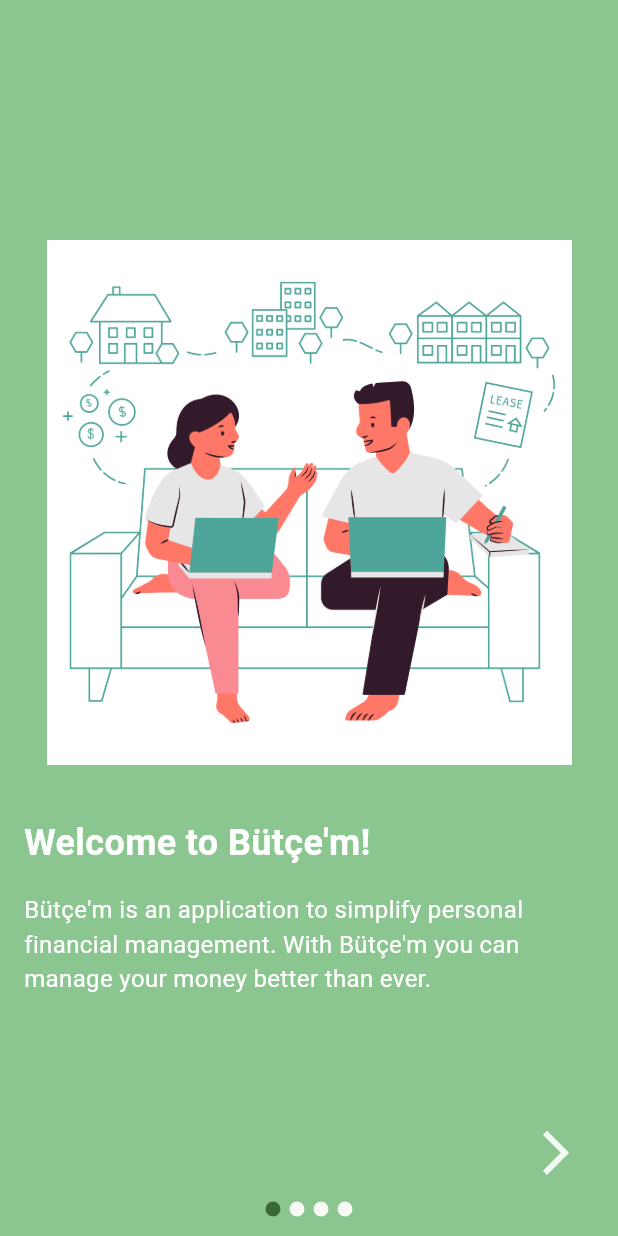
After one commit to Keremovsky/F-34, a Flutter app: the OnboardingScreen screen opened directly, on a phone screen of 412 x 824 dp. The commit adds this screen. Run offline on Flutter 3.47's test engine with Material 2 defaults, Android fonts, the phone set to English and light mode, and no system bars; drawn by our look-alikes of card_swiper; our stand-ins replace cloud_firestore, firebase_auth, firebase_core, firebase_storage, flutter_riverpod, flutter_screenutil and 6 more; missing offline and left inert: dart:ffi; accounts and stored records are empty.

Commit message:
added onboarding screen

```diff
--- a/lib/features/auth/screens/sign_up_screen.dart
+++ b/lib/features/auth/screens/sign_up_screen.dart
@@ -1,9 +1,9 @@
 import 'package:bootcamp_flutter/core/constants/constants.dart';
+import 'package:bootcamp_flutter/features/auth/controller/auth_controller.dart';
+import 'package:bootcamp_flutter/themes/palette.dart';
 import 'package:flutter/material.dart';
-import 'package:bootcamp_flutter/themes/palette.dart';
+import 'package:flutter_riverpod/flutter_riverpod.dart';
 import 'package:flutter_screenutil/flutter_screenutil.dart';
-import 'package:bootcamp_flutter/features/auth/controller/auth_controller.dart';
-import 'package:flutter_riverpod/flutter_riverpod.dart';
 import 'package:form_field_validator/form_field_validator.dart';
 
 class SignUpScreen extends ConsumerStatefulWidget {
@@ -169,6 +169,7 @@ class _SignUpScreen extends ConsumerState<SignUpScreen> {
                     ),
                     const SizedBox(height: 92),
                     const SizedBox(height: 50),
+                    Container(
                       width: MediaQuery.of(context).size.height.w,
                       child: ElevatedButton(
                         onPressed: () async {
--- a/lib/features/home/automated_actions_screen.dart
+++ b/lib/features/home/new_auto_action_screen.dart
@@ -31,18 +31,7 @@ class __AutomatedActionsScreenStateState extends State<AutomatedActionsScreen> {
             mainAxisAlignment: MainAxisAlignment.center,
             crossAxisAlignment: CrossAxisAlignment.center,
             children: [
-              SizedBox(height: 90,),
-              Container(
-                child: Text(
-                  'Automated Actions',
-                  style: TextStyle(
-                    color: Palette.buttonText,
-                    fontSize: 35,
-                    fontWeight: FontWeight.bold,
-                  ),
-                ),
-              ),
-              SizedBox(height: 65,),
+              SizedBox(height: 120,),
               Container(
                 height: 62,
                 child: TextFormField(
@@ -58,6 +47,24 @@ class __AutomatedActionsScreenStateState extends State<AutomatedActionsScreen> {
                     filled: true,
                   ),
                   onSaved: (value) => amount = value as Double?,
+                ),
+              ),
+              SizedBox(height: 20,),
+              Container(
+                height: 62,
+                child: TextFormField(
+                  keyboardType: TextInputType.text,
+                  decoration: InputDecoration(
+                    border: InputBorder.none,
+                    labelText: "Description",
+                    labelStyle: TextStyle(
+                      color: Palette.textFieldText,
+                      fontSize: 20,
+                    ),
+                    fillColor: Palette.textFieldBackground,
+                    filled: true,
+                  ),
+                  onSaved: (value) => description = value,
                 ),
               ),
               SizedBox(height: 20,),
@@ -104,24 +111,6 @@ class __AutomatedActionsScreenStateState extends State<AutomatedActionsScreen> {
                     : action == 'income'
                         ? incomeOption()
                         : nullOption(),
-              ),
-              SizedBox(height: 20,),
-              Container(
-                height: 62,
-                child: TextFormField(
-                  keyboardType: TextInputType.text,
-                  decoration: InputDecoration(
-                    border: InputBorder.none,
-                    labelText: "Description",
-                    labelStyle: TextStyle(
-                      color: Palette.textFieldText,
-                      fontSize: 20,
-                    ),
-                    fillColor: Palette.textFieldBackground,
-                    filled: true,
-                  ),
-                  onSaved: (value) => description = value,
-                ),
               ),
               SizedBox(height: 20,),
               Container(
--- /dev/null
+++ b/lib/features/home/onboarding_screen.dart
@@ -0,0 +1,269 @@
+import 'package:bootcamp_flutter/features/home/home_screen.dart';
+import 'package:bootcamp_flutter/themes/palette.dart';
+import 'package:card_swiper/card_swiper.dart';
+import 'package:flutter/material.dart';
+
+class OnboardingScreen extends StatefulWidget {
+  @override
+  _OnboardingScreenState createState() => _OnboardingScreenState();
+}
+
+class _OnboardingScreenState extends State<OnboardingScreen> {
+  final List<Slide> slides = [
+    Slide(
+      backgroundImageUrl: 'assets/images/background.png',
+      imageUrl: 'assets/images/slide1_image.png',
+      title: "Welcome to Bütçe'm!",
+      description: "Bütçe'm is an application to simplify personal financial management. With Bütçe'm you can manage your money better than ever.",
+    ),
+    Slide(
+      backgroundImageUrl: 'assets/images/background.png',
+      imageUrl: 'assets/images/slide2_image.png',
+      title: "What can you do?",
+      description: "Using Bütçe'm, you can control your budget, save money and finally reach your financial aim.",
+    ),
+    Slide(
+      backgroundImageUrl: 'assets/images/background.png',
+      imageUrl: 'assets/images/slide3_image.png',
+      title: 'For who?',
+      description: "This application, which is suitable to use for everyone, is also an excellent option for those who are new to financial management.",
+    ),
+    Slide(
+      backgroundImageUrl: 'assets/images/background.png',
+      imageUrl: 'assets/images/slide4_image.png',
+      title: 'Are you ready to start?',
+      description: "Welcome to Bütçe'm! Follow your incomes and outcomes to complete your financial aims now.",
+    ),
+  ];
+
+  SwiperController controller = SwiperController();
+  int currentIndex = 0;
+
+  @override
+  void dispose() {
+    controller.dispose();
+    super.dispose();
+  }
+
+  void goToNextSlide() {
+    if (currentIndex < slides.length - 1) {
+      setState(() {
+        currentIndex++;
+      });
+      controller.next();
+    }
+  }
+
+  void goToPreviousSlide() {
+    if (currentIndex > 0) {
+      setState(() {
+        currentIndex--;
+      });
+      controller.previous();
+    }
+  }
+
+  @override
+  Widget build(BuildContext context) {
+    return Scaffold(
+      backgroundColor: Palette.background,
+      body: Stack(
+        children: [
+          Swiper(
+            controller: controller,
+            itemCount: slides.length,
+            index: currentIndex,
+            onIndexChanged: (int index) {
+              setState(() {
+                currentIndex = index;
+              });
+            },
+            pagination: SwiperPagination(),
+            itemBuilder: (BuildContext context, int index) {
+              return SlideItem(
+                backgroundImageUrl: slides[index].backgroundImageUrl,
+                imageUrl: slides[index].imageUrl,
+                title: slides[index].title,
+                description: slides[index].description,
+              );
+            },
+          ),
+          Positioned(
+            bottom: 30,
+            child: Container(
+              width: MediaQuery.of(context).size.width,
+              child: Padding(
+                padding: const EdgeInsets.symmetric(horizontal: 16.0),
+                child: Row(
+                  children: [
+                    if (currentIndex == 0)
+                      Expanded(
+                        child: Row(
+                          children: [
+                            Expanded(
+                              child: Align(
+                                alignment: Alignment.bottomRight,
+                                child: IconButton(
+                                  onPressed: goToNextSlide,
+                                  icon: Icon(
+                                    Icons.arrow_forward_ios,
+                                    color: Palette.categoryBackground,
+                                    size: 35,
+                                  ),
+                                ),
+                              ),
+                            ),
+                          ],
+                        ),
+                      ),
+                    if (0 < currentIndex && currentIndex < slides.length - 1)
+                      Expanded(
+                        child: Row(
+                          children: [
+                            Expanded(
+                              child: Align(
+                                alignment: Alignment.bottomLeft,
+                                child: IconButton(
+                                  onPressed: goToPreviousSlide,
+                                  icon: Icon(
+                                    Icons.arrow_back_ios,
+                                    color: Palette.categoryBackground,
+                                    size: 35,
+                                  )
+                                ),
+                              ),
+                            ),
+                            Align(
+                              alignment: Alignment.bottomRight,
+                              child: IconButton(
+                                onPressed: goToNextSlide,
+                                icon: Icon(
+                                  Icons.arrow_forward_ios,
+                                  color: Palette.categoryBackground,
+                                  size: 35,
+                                ),
+                              ),
+                            ),
+                          ],
+                        ),
+                      ),
+                    if (currentIndex == slides.length - 1)
+                      Expanded(
+                        child: Row(
+                          children: [
+                            Expanded(
+                              child: Align(
+                                alignment: Alignment.bottomLeft,
+                                child: IconButton(
+                                  onPressed: goToPreviousSlide,
+                                  icon: Icon(
+                                    Icons.arrow_back_ios,
+                                    color: Palette.categoryBackground,
+                                    size: 35,
+                                  )
+                                ),
+                              ),
+                            ),
+                            Align(
+                              alignment: Alignment.bottomRight,
+                              child: TextButton(
+                                onPressed: () {
+                                  Navigator.of(context).pushNamed(HomeScreen.routeName);
+                                },
+                                child: Text(
+                                  'Finish',
+                                  style: TextStyle(
+                                    color: Palette.categoryBackground,
+                                    fontSize: 22,
+                                  ),
+                                ),
+                              ),
+                            ),
+                          ],
+                        ),
+                      ),
+                  ],
+                ),
+              ),
+            ),
+          ),
+        ]
+      ),
+    );
+  }
+}
+
+
+class Slide {
+  final String backgroundImageUrl;
+  final String imageUrl;
+  final String title;
+  final String description;
+
+  Slide({
+    required this.backgroundImageUrl,
+    required this.imageUrl,
+    required this.title,
+    required this.description,
+  });
+}
+
+class SlideItem extends StatelessWidget {
+  final String backgroundImageUrl;
+  final String imageUrl;
+  final String title;
+  final String description;
+
+  SlideItem({
+    required this.backgroundImageUrl,
+    required this.imageUrl,
+    required this.title,
+    required this.description,
+  });
+
+  @override
+  Widget build(BuildContext context) {
+    return Container(
+      decoration: BoxDecoration(
+        image: DecorationImage(
+          image: AssetImage(backgroundImageUrl),
+          fit: BoxFit.cover,
+        ),
+      ),
+      child: Padding(
+        padding: const EdgeInsets.all(16.0),
+        child: Column(
+          mainAxisAlignment: MainAxisAlignment.center,
+          crossAxisAlignment: CrossAxisAlignment.start,
+          children: [
+            Row(
+              mainAxisAlignment: MainAxisAlignment.center,
+                children:[ Container(
+                  height: 350,
+                  child: Image(image: AssetImage(imageUrl)),
+                ),
+                ]
+              ),
+            SizedBox(height: 35,),
+            Text(
+              title,
+              style: TextStyle(
+                fontSize: 24,
+                fontWeight: FontWeight.bold,
+                color: Colors.white,
+              ),
+            ),
+            SizedBox(height: 16),
+            Text(
+              description,
+              style: TextStyle(
+                fontSize: 16,
+                color: Colors.white,
+              ),
+            ),
+          ],
+        ),
+      ),
+    );
+  }
+}
--- a/lib/main.dart
+++ b/lib/main.dart
@@ -1,4 +1,3 @@
-import 'package:bootcamp_flutter/features/auth/screens/login_screen.dart';
 import 'package:bootcamp_flutter/features/expense/screens/expense_screen.dart.dart';
 import 'package:bootcamp_flutter/features/home/profile_screen.dart';
 import 'package:bootcamp_flutter/features/income/screens/income_screen.dart.dart';
@@ -6,6 +5,7 @@ import 'package:firebase_core/firebase_core.dart';
 import 'package:flutter/material.dart';
 import 'package:flutter_riverpod/flutter_riverpod.dart';
 import 'package:flutter_screenutil/flutter_screenutil.dart';
+
 import 'features/auth/screens/forgot_screen.dart';
 import 'features/auth/screens/sign_up_screen.dart';
 import 'features/home/home_screen.dart';
--- a/pubspec.yaml
+++ b/pubspec.yaml
@@ -45,6 +45,7 @@ dependencies:
   fpdart: ^0.6.0
   pie_chart: ^5.3.2
   image_picker: ^0.8.9
+  card_swiper: ^3.0.1
 
 dev_dependencies:
   flutter_test:
```
Also changed, not shown: assets/images/background.png (added), assets/images/slide1_image.png (added), assets/images/slide2_image.png (added), assets/images/slide3_image.png (added), assets/images/slide4_image.png (added), pubspec.lock.
